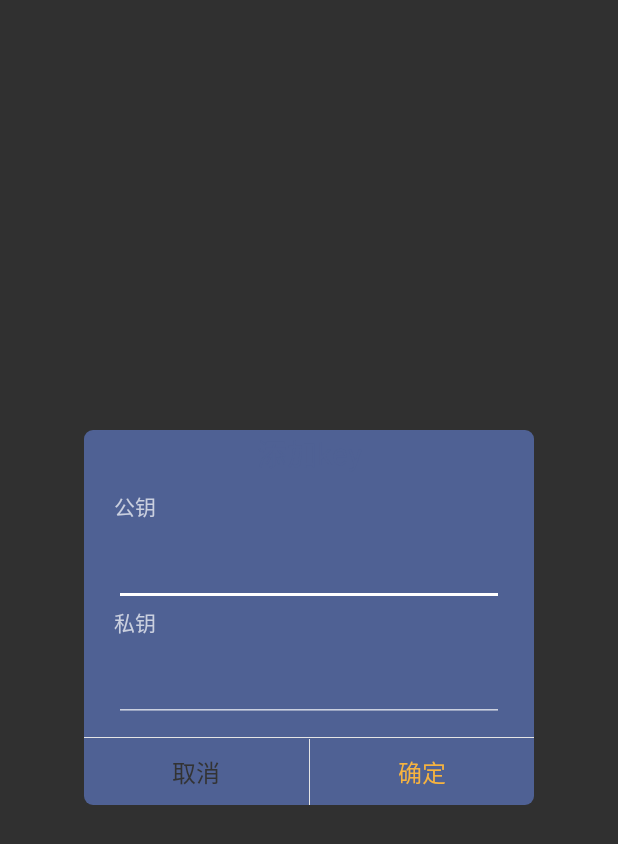
After one commit to bigtangle/bigtangle-app, an Android app: the layout dialog_wallet_secretkey.xml on its own in the app's theme, with its tools: preview values and no code run, on a phone screen of 412 x 824 dp. The commit adds this screen. Shown: the top 844 px of the screen. Run offline under Robolectric (Android 15) with nearby library versions, the phone set to English and light mode, and no system bars.

Commit message:
钱包界面UI调整

```diff
--- /dev/null
+++ b/app/src/main/res/anim/left_in.xml
@@ -0,0 +1,5 @@
+<?xml version="1.0" encoding="utf-8"?>
+<set xmlns:android="http://schemas.android.com/apk/res/android">
+    <translate android:fromXDelta="100%p" android:toXDelta="0"
+        android:duration="250" />
+</set>
--- /dev/null
+++ b/app/src/main/res/anim/left_out.xml
@@ -0,0 +1,5 @@
+<?xml version="1.0" encoding="utf-8"?>
+<set xmlns:android="http://schemas.android.com/apk/res/android">
+    <translate android:fromXDelta="0" android:toXDelta="-100%p"
+        android:duration="250" />
+</set>
--- /dev/null
+++ b/app/src/main/res/anim/right_in.xml
@@ -0,0 +1,5 @@
+<?xml version="1.0" encoding="utf-8"?>
+<set xmlns:android="http://schemas.android.com/apk/res/android">
+    <translate android:fromXDelta="-100%p" android:toXDelta="0"
+        android:duration="250" />
+</set>
--- /dev/null
+++ b/app/src/main/res/anim/right_out.xml
@@ -0,0 +1,5 @@
+<?xml version="1.0" encoding="utf-8"?>
+<set xmlns:android="http://schemas.android.com/apk/res/android">
+    <translate android:fromXDelta="0" android:toXDelta="100%p"
+        android:duration="250" />
+</set>
--- /dev/null
+++ b/app/src/main/res/drawable/dialog_bg.xml
@@ -0,0 +1,8 @@
+<?xml version="1.0" encoding="UTF-8"?>
+<shape xmlns:android="http://schemas.android.com/apk/res/android" >
+
+
+    <solid android:color="@color/colorPrimary" />
+
+    <corners android:radius="6dp"/>
+</shape>
--- /dev/null
+++ b/app/src/main/res/layout/dialog_wallet_secretkey.xml
@@ -0,0 +1,129 @@
+<?xml version="1.0" encoding="utf-8"?>
+<RelativeLayout xmlns:android="http://schemas.android.com/apk/res/android"
+    android:layout_width="match_parent"
+    android:layout_height="match_parent"
+    android:orientation="vertical">
+
+    <LinearLayout
+        android:layout_width="300dp"
+        android:layout_height="wrap_content"
+        android:layout_centerInParent="true"
+        android:background="@drawable/dialog_bg"
+        android:orientation="vertical">
+
+        <TextView
+            android:id="@+id/dialog_title"
+            android:layout_width="match_parent"
+            android:layout_height="wrap_content"
+            android:gravity="center_horizontal"
+            android:text="添加key"
+            android:textColor="@color/colorPrimary"
+            android:textSize="20dp" />
+
+
+        <LinearLayout
+            android:id="@+id/content_layout"
+            android:layout_width="match_parent"
+            android:layout_height="wrap_content"
+            android:layout_marginTop="10dp"
+            android:orientation="vertical">
+
+
+            <TextView
+                android:layout_width="wrap_content"
+                android:layout_height="wrap_content"
+                android:layout_marginLeft="20dp"
+                android:text="公钥" />
+
+            <LinearLayout
+                android:layout_width="match_parent"
+                android:layout_height="wrap_content">
+
+                <android.support.design.widget.TextInputLayout
+                    android:layout_width="match_parent"
+                    android:layout_height="wrap_content"
+                    android:layout_marginLeft="20dp"
+                    android:layout_marginRight="20dp">
+
+                    <android.support.design.widget.TextInputEditText
+                        android:id="@+id/public_key_input"
+                        android:layout_width="match_parent"
+                        android:layout_height="wrap_content"
+                        android:inputType="text" />
+                </android.support.design.widget.TextInputLayout>
+            </LinearLayout>
+
+            <TextView
+                android:layout_width="wrap_content"
+                android:layout_height="wrap_content"
+                android:layout_marginLeft="20dp"
+                android:text="私钥" />
+
+            <LinearLayout
+                android:layout_width="match_parent"
+                android:layout_height="wrap_content">
+
+                <android.support.design.widget.TextInputLayout
+                    android:layout_width="match_parent"
+                    android:layout_height="wrap_content"
+                    android:layout_marginLeft="20dp"
+                    android:layout_marginRight="20dp">
+
+                    <android.support.design.widget.TextInputEditText
+                        android:id="@+id/private_key_input"
+                        android:layout_width="match_parent"
+                        android:layout_height="wrap_content"
+                        android:inputType="text" />
+                </android.support.design.widget.TextInputLayout>
+            </LinearLayout>
+
+
+        </LinearLayout>
+
+
+        <View
+            android:layout_width="match_parent"
+            android:layout_height="1px"
+            android:layout_marginTop="10dp"
+            android:background="@color/color_e5e5e5" />
+
+        <LinearLayout
+            android:layout_width="match_parent"
+            android:layout_height="wrap_content"
+            android:layout_centerHorizontal="true"
+            android:gravity="center_horizontal|center_vertical"
+            android:paddingTop="1px">
+
+            <Button
+                android:id="@+id/negative_button"
+                android:layout_width="match_parent"
+                android:layout_height="44dp"
+                android:layout_gravity="center_vertical"
+                android:layout_weight="1"
+                android:background="@color/base_00000000"
+                android:gravity="center_vertical|center_horizontal"
+                android:text="取消"
+                android:textColor="@color/color_333333"
+                android:textSize="16sp" />
+
+            <View
+                android:id="@+id/dialog_divider_line"
+                android:layout_width="1px"
+                android:layout_height="44dp"
+                android:layout_centerHorizontal="true"
+                android:background="@color/color_e5e5e5" />
+
+            <Button
+                android:id="@+id/positive_button"
+                android:layout_width="match_parent"
+                android:layout_height="44dp"
+                android:layout_weight="1"
+                android:background="@color/base_00000000"
+                android:gravity="center_vertical|center_horizontal"
+                android:text="确定"
+                android:textColor="@color/color_f6b340"
+                android:textSize="16sp" />
+        </LinearLayout>
+
+    </LinearLayout>
+</RelativeLayout>
--- a/app/src/main/res/values/colors.xml
+++ b/app/src/main/res/values/colors.xml
@@ -8,4 +8,12 @@
     <color name="negativeChange">#D50000</color>
     <color name="backgroundColor">#212121</color>
     <color name="positive">#2E7D32</color>
+
+    <color name="white">#FFFFFF</color>
+    <color name="color_e5e5e5">#e5e5e5</color>
+    <color name="base_00000000">#00000000</color>
+    <color name="color_666666">#666666</color>
+    <color name="color_f6b340">#f6b340</color>
+    <color name="color_333333">#333333</color>
+
 </resources>
```
Also changed, not shown: app/src/main/java/net/bigtangle/wallet/activity/wallet/fragments/WalletSecretkeyFragment.java (+39 -0 lines), app/src/main/java/net/bigtangle/wallet/components/SecretkeyDialog.java (added, +87 -0 lines), app/src/main/res/layout/fragment_wallet_secretkey.xml (+75 -13 lines), app/src/main/res/values/styles.xml (+31 -0 lines).
